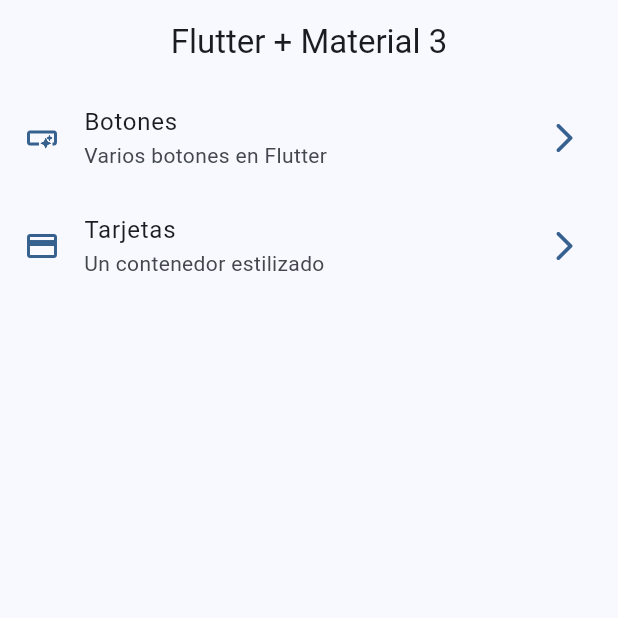
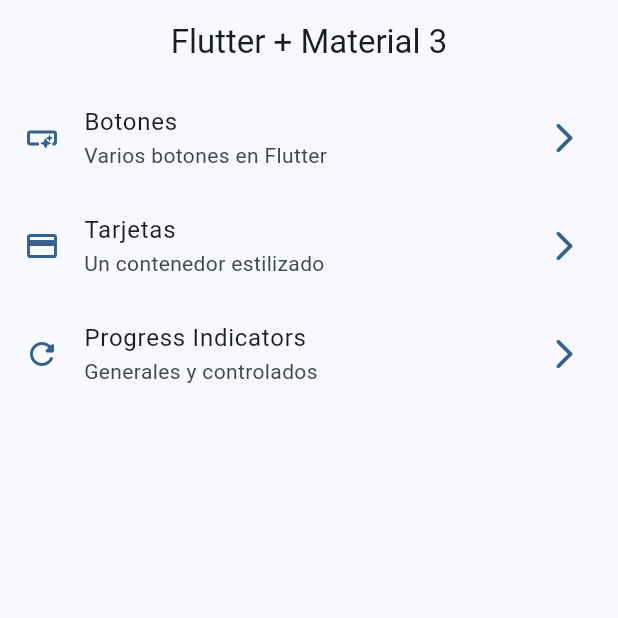
Before and after one commit to josuemedinaguerrero/widgets-app-flutter, a Flutter app: the screen it shows after launch, on a phone screen of 412 x 824 dp, the top half of it. Run offline on Flutter 3.47's test engine with Material 3 defaults, Android fonts, the phone set to English and light mode, and no system bars; our stand-ins replace go_router.

Commit message:
Stream builder con linea progresiva

```diff
--- a/lib/config/menu/menu_items.dart
+++ b/lib/config/menu/menu_items.dart
@@ -21,10 +21,18 @@ const appMenuItems = <MenuItems>[
     link: '/buttons',
     icon: Icons.smart_button_outlined,
   ),
+
   MenuItems(
     title: 'Tarjetas',
     subTitle: 'Un contenedor estilizado',
     link: '/cards',
     icon: Icons.credit_card,
   ),
+
+  MenuItems(
+    title: 'Progress Indicators',
+    subTitle: 'Generales y controlados',
+    link: '/progress',
+    icon: Icons.refresh_rounded,
+  ),
 ];
--- a/lib/config/router/app_router.dart
+++ b/lib/config/router/app_router.dart
@@ -22,5 +22,11 @@ final appRouter = GoRouter(
       name: CardsScreen.name,
       builder: (context, state) => CardsScreen(),
     ),
+
+    GoRoute(
+      path: '/progress',
+      name: ProgressScreen.name,
+      builder: (context, state) => ProgressScreen(),
+    ),
   ],
 );
```
Also changed, not shown: lib/presentation/screens/progress/progress_screen.dart (+55 -1 lines).
